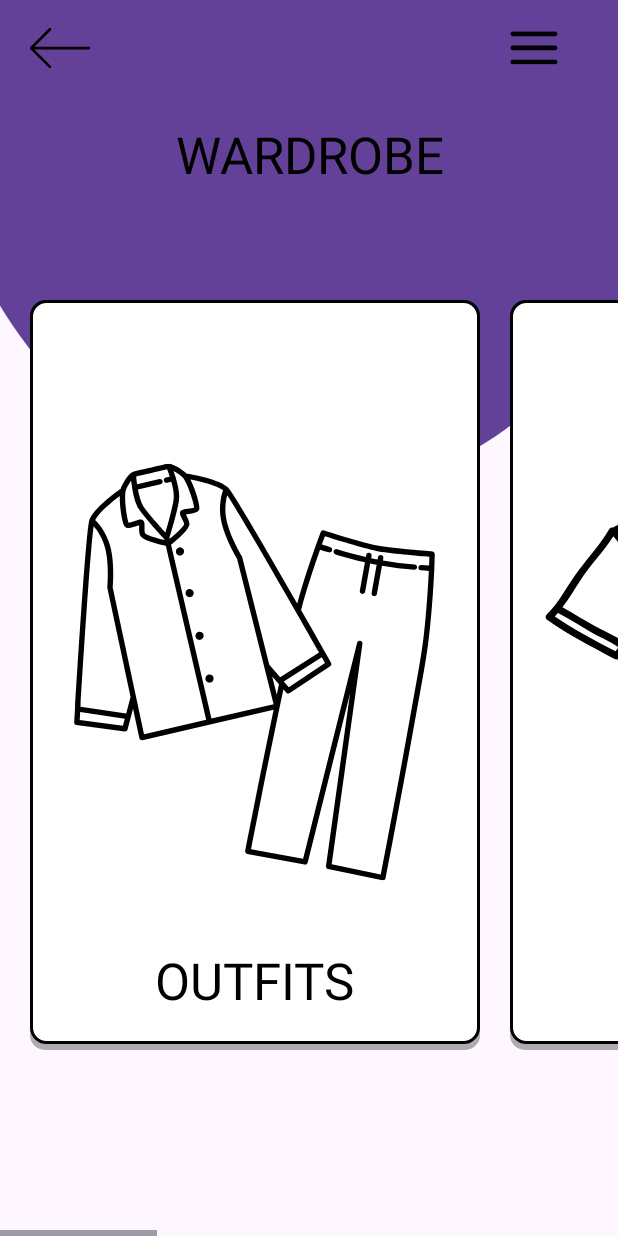
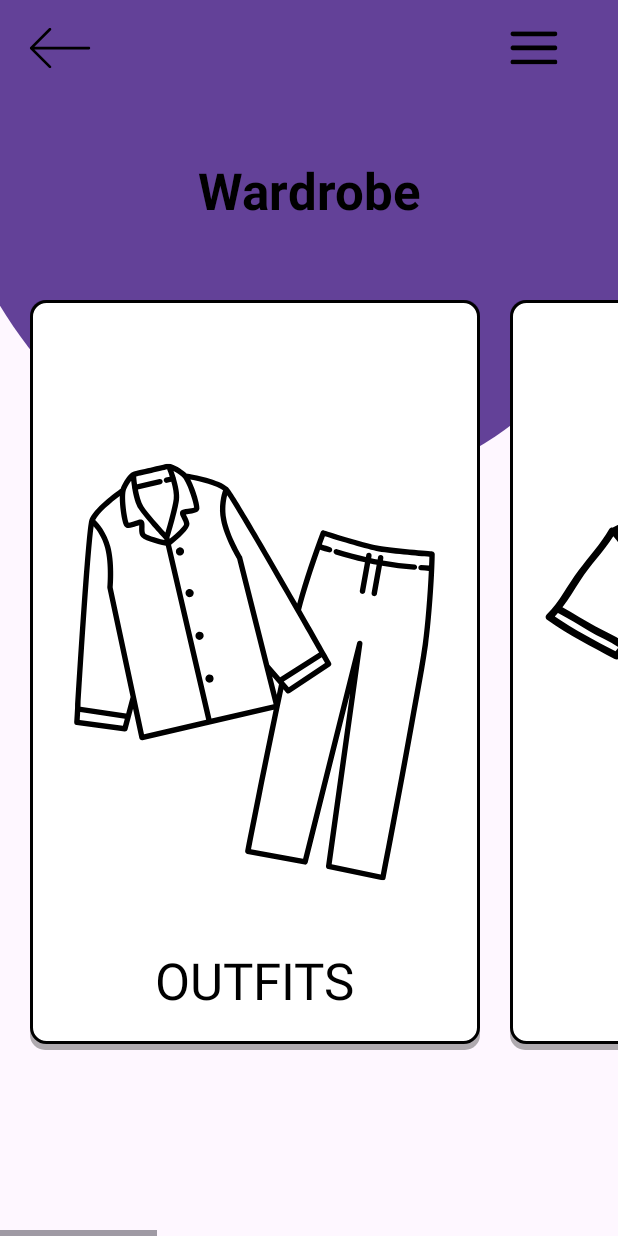
Before and after one commit to KatiePurser/cs4084-group_14, an Android app: the WardrobeActivity screen opened directly, with no data from a screen before it, on a phone screen of 412 x 824 dp. Run offline under Robolectric (Android 15) with nearby library versions, the phone set to English and light mode, and no system bars.

Commit message:
Fixed title text

```diff
--- a/app/src/main/res/layout/activity_wardrobe.xml
+++ b/app/src/main/res/layout/activity_wardrobe.xml
@@ -17,11 +17,12 @@
         android:layout_width="wrap_content"
         android:layout_height="wrap_content"
         android:id="@+id/wardrobeText"
-        android:text="WARDROBE"
+        android:text="Wardrobe"
         android:textAppearance="@style/TextAppearance.AppCompat.Display1"
         android:textColor="@color/black"
+        android:textStyle="bold"
         android:textAlignment="center"
-        android:layout_marginTop="16dp"
+        android:layout_marginTop="40dp"
         app:layout_constraintEnd_toEndOf="parent"
         app:layout_constraintStart_toStartOf="parent"
         app:layout_constraintTop_toBottomOf="@+id/toolbar_layout">
```
